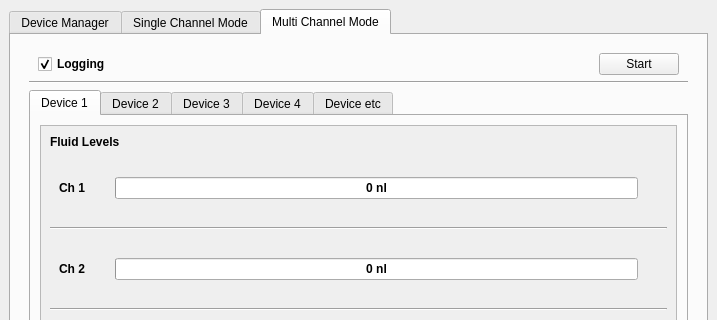
Before: the Qt Designer form python/optical_sensor_gui.ui in iorodeo/expresso_device_software, drawn with Qt 5; both pictures show x 0 to 717 and y 0 to 320 of the 717 by 662 pixel window.
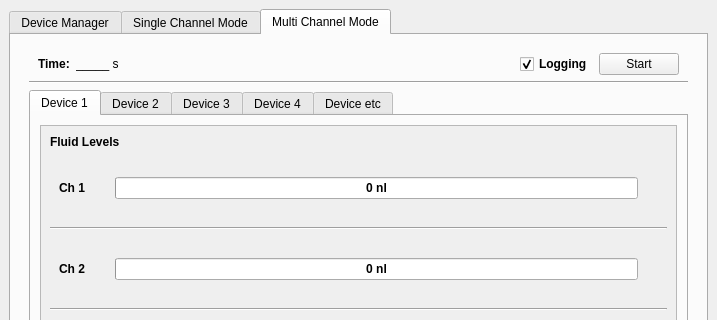
After: the same form once the commit is applied. The open tabs and pages were chosen to show the change. Custom widgets are drawn as their Qt base class.

```diff
--- a/python/optical_sensor_gui.ui
+++ b/python/optical_sensor_gui.ui
@@ -480,7 +480,7 @@
                <number>0</number>
               </property>
               <item>
-               <widget class="QCheckBox" name="loggingCheckBox">
+               <widget class="QLabel" name="label_3">
                 <property name="font">
                  <font>
                   <weight>75</weight>
@@ -488,10 +488,26 @@
                  </font>
                 </property>
                 <property name="text">
-                 <string>Logging</string>
+                 <string>Time:</string>
                 </property>
-                <property name="checked">
-                 <bool>true</bool>
+               </widget>
+              </item>
+              <item>
+               <widget class="QLabel" name="multiChannelTimeLabel">
+                <property name="sizePolicy">
+                 <sizepolicy hsizetype="Fixed" vsizetype="Preferred">
+                  <horstretch>0</horstretch>
+                  <verstretch>0</verstretch>
+                 </sizepolicy>
+                </property>
+                <property name="minimumSize">
+                 <size>
+                  <width>100</width>
+                  <height>0</height>
+                 </size>
+                </property>
+                <property name="text">
+                 <string>_____ s</string>
                 </property>
                </widget>
               </item>
@@ -508,6 +524,22 @@
                 </property>
                </spacer>
               </item>
+              <item>
+               <widget class="QCheckBox" name="loggingCheckBox">
+                <property name="font">
+                 <font>
+                  <weight>75</weight>
+                  <bold>true</bold>
+                 </font>
+                </property>
+                <property name="text">
+                 <string>Logging</string>
+                </property>
+                <property name="checked">
+                 <bool>true</bool>
+                </property>
+               </widget>
+              </item>
               <item>
                <widget class="QPushButton" name="multiChannelStart">
                 <property name="sizePolicy">
```
